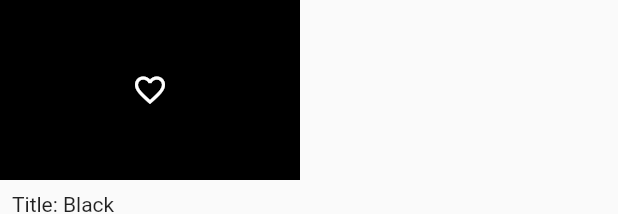
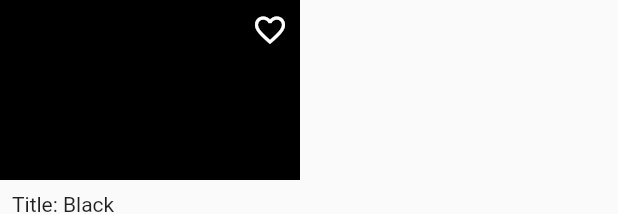
Before and after one commit to Cabreros/androidchallenge, a Flutter app: the ColourBox widget shown alone on an empty page, opened directly, on a phone screen of 412 x 824 dp. Shown: the top 214 px of the screen. Run offline on Flutter 3.47's test engine with Material 2 defaults, Android fonts, the phone set to English and light mode, and no system bars.

Commit message:
final commit

```diff
--- a/lib/widgets/colour_box.dart
+++ b/lib/widgets/colour_box.dart
@@ -1,34 +1,48 @@
 import 'package:flutter/material.dart';
 
-class ColourBox extends StatelessWidget {
+class ColourBox extends StatefulWidget {
   const ColourBox({
     Key? key,
     this.colour = Colors.black,
-    this.isPressed = false,
     this.colourName = 'Black',
     this.hexName = 'ffffff',
   }) : super(key: key);
 
   final Color colour;
-  final bool isPressed;
   final String colourName;
   final String hexName;
 
   @override
+  State<ColourBox> createState() => _ColourBoxState();
+}
+
+class _ColourBoxState extends State<ColourBox> {
+  @override
   Widget build(BuildContext context) {
+    bool isPressed = false;
+
     return Column(
       children: [
         Container(
           height: 120,
           width: 200,
-          color: colour,
-          child: const Positioned(
-            child: Icon(
-              Icons.favorite_border,
-              color: Colors.white,
+          color: widget.colour,
+          child: GestureDetector(
+            onTap: () {
+              setState(() {
+                isPressed = !isPressed;
+              });
+            },
+            child: Align(
+              alignment: Alignment.topRight,
+              child: Padding(
+                padding: const EdgeInsets.all(8.0),
+                child: Icon(
+                  isPressed ? Icons.favorite : Icons.favorite_border,
+                  color: Colors.white,
+                ),
+              ),
             ),
-            top: 0.0,
-            right: 0.0,
           ),
         ),
         SizedBox(
@@ -39,8 +53,8 @@ class ColourBox extends StatelessWidget {
             child: Column(
               crossAxisAlignment: CrossAxisAlignment.start,
               children: [
-                Text(('Title: ' + colourName)),
-                Text(('Hex: ' + hexName)),
+                Text(('Title: ' + widget.colourName)),
+                Text(('Hex: ' + widget.hexName)),
               ],
             ),
           ),
```
